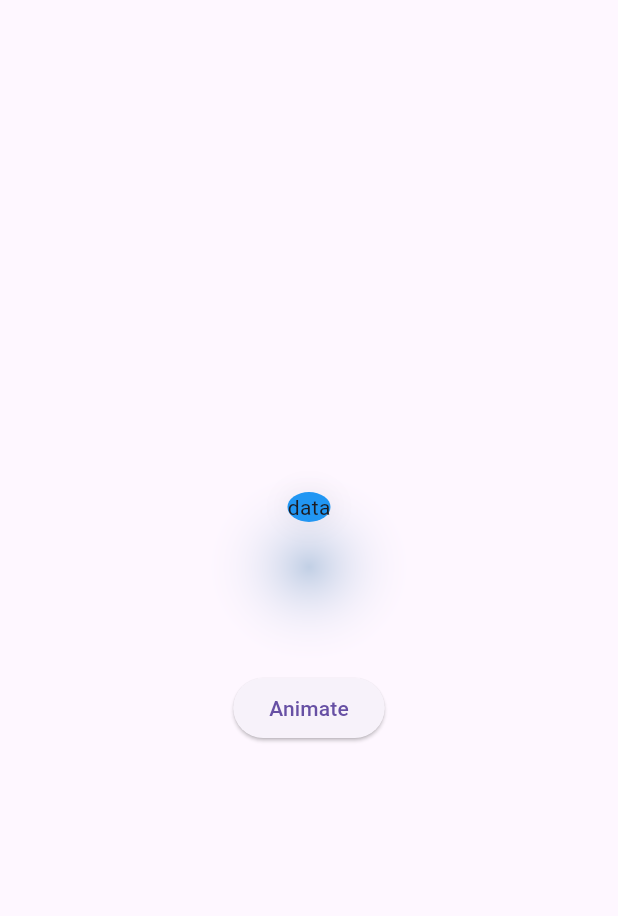
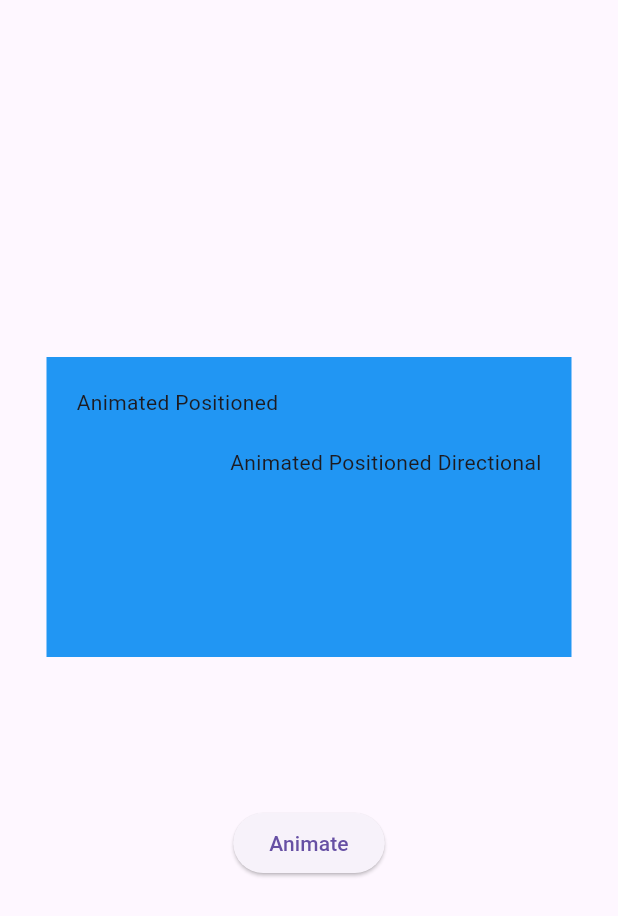
Before and after one commit to Eslam-Hossam1/animation_app, a Flutter app: the screen it shows after launch, on a phone screen of 412 x 824 dp. Shown: the top 916 px of the screen. Run offline on Flutter 3.47's test engine with Material 3 defaults, Android fonts, the phone set to English and light mode, and no system bars.

Commit message:
feat(animated-positioned-directional) create animted positioned directional

```diff
--- a/lib/animations_view.dart
+++ b/lib/animations_view.dart
@@ -40,17 +40,31 @@ class _AnimatedCategoriesState extends State<AnimatedCategories> {
 
   @override
   Widget build(BuildContext context) {
-    return Column(
+    return Directionality(
+      textDirection: TextDirection.rtl,
+      child: Column(
         children: [
-        AnimatedPhysicalModel(
-            shape: BoxShape.circle,
-            color: showFirst ? Colors.blue : Colors.red,
-            shadowColor: showFirst ? Colors.blue : Colors.red,
-            elevation: showFirst ? 20 : 30,
-            duration: Duration(
-              milliseconds: 300,
+          Container(
+            color: const Color.fromRGBO(33, 150, 243, 1),
+            width: 350,
+            height: 200,
+            child: Stack(
+              children: [
+                AnimatedPositioned(
+                  top: 20,
+                  left: showFirst ? 20 : 80,
+                  duration: Duration(milliseconds: 300),
+                  child: Text('Animated Positioned'),
                 ),
-            child: Text('data')),
+                AnimatedPositionedDirectional(
+                  top: 60,
+                  start: showFirst ? 20 : 80,
+                  duration: Duration(milliseconds: 300),
+                  child: Text('Animated Positioned Directional'),
+                ),
+              ],
+            ),
+          ),
           SizedBox(
             height: 100,
           ),
@@ -63,6 +77,7 @@ class _AnimatedCategoriesState extends State<AnimatedCategories> {
             child: Text("Animate"),
           ),
         ],
+      ),
     );
   }
 }
```
Lines whose indentation alone changed are shown as unchanged.
